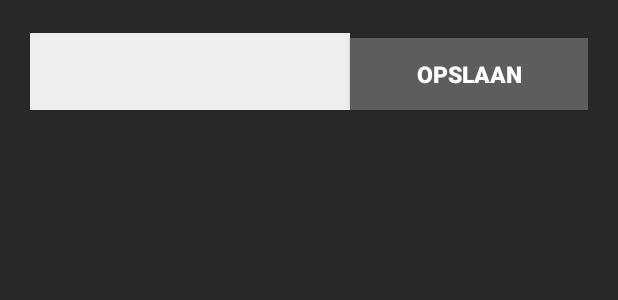
After one commit to pasibun/MatchFixing, an Android app: the layout groupControl.xml on its own in the app's theme, with its tools: preview values and no code run, on a phone screen of 412 x 824 dp. The commit adds this screen. Shown: the top 300 px of the screen. Run offline under Robolectric (Android 15) with nearby library versions, the phone set to English and light mode, and no system bars.

Commit message:
Create groupscreen and group object.

```diff
--- a/app/src/main/java/com/matchfixing/minor/matchfixing/Home.java
+++ b/app/src/main/java/com/matchfixing/minor/matchfixing/Home.java
@@ -40,7 +40,7 @@ public class Home extends Activity {
     }
 
     public void group_group(View view) {
-        startActivity(new Intent(this, Register.class));
+        startActivity(new Intent(this, Group.class));
     }
 
     public void matchmaker_matchmaker(View view) {
--- a/app/src/main/java/com/matchfixing/minor/matchfixing/Register.java
+++ b/app/src/main/java/com/matchfixing/minor/matchfixing/Register.java
@@ -41,7 +41,7 @@ public class Register extends Activity {
         PasswordCheck = passwordCheckField.getText().toString();
         Age = ageField.getText().toString();
         PlayerClass = playerClassField.getText().toString();
-        if (Password == PasswordCheck) {
+        if (Password.equals(PasswordCheck)) {
 
             BackGround b = new BackGround();
             b.execute(Name, Password, Age, PlayerClass);
--- /dev/null
+++ b/app/src/main/res/layout/groupControl.xml
@@ -0,0 +1,51 @@
+<?xml version="1.0" encoding="utf-8"?>
+<RelativeLayout xmlns:android="http://schemas.android.com/apk/res/android"
+    android:orientation="vertical"
+    android:layout_width="match_parent"
+    android:layout_height="match_parent"
+    android:background="#282828"
+    android:padding="20dp">
+
+    <TextView
+        android:layout_width="match_parent"
+        android:layout_height="wrap_content"
+        android:text=""
+        android:typeface="sans"
+        android:textSize="35sp"
+        android:textColor="#00aa55"
+        android:textStyle="bold"
+        android:gravity="center"
+        android:layout_above="@+id/btnProfile"
+        android:layout_marginTop="10dp"
+        android:padding="10dp"
+        android:id="@+id/name_field"/>
+
+    <Button
+        android:layout_width="match_parent"
+        android:layout_height="wrap_content"
+        android:textColor="#ffffff"
+        android:background="#5d5d5d"
+        android:textStyle="bold"
+        android:layout_toRightOf="@+id/createGroup"
+        android:textSize="15sp"
+        android:padding="10dp"
+        android:layout_marginTop="5dp"
+        android:id="@+id/btnProfile"
+        android:text="@string/CreateGroup"
+        android:onClick="group_group"
+        android:layout_alignParentRight="true"
+        android:layout_alignParentEnd="true" />
+
+    <EditText
+        android:layout_width="wrap_content"
+        android:layout_height="wrap_content"
+        android:inputType="textPersonName"
+        android:ems="10"
+        android:padding="13dp"
+        android:textColor="#ffffff"
+        android:background="#eee"
+        android:layout_alignBottom="@+id/btnProfile"
+        android:layout_alignParentLeft="true"
+        android:layout_alignParentStart="true"
+        android:id="@+id/createGroup" />
+</RelativeLayout>
--- a/app/src/main/res/values/strings.xml
+++ b/app/src/main/res/values/strings.xml
@@ -10,6 +10,7 @@
     <string name="Groups">Groepen beheren</string>
     <string name="Invites">Mijn uitnodigingen</string>
     <string name="Calender">Kalender</string>
+    <string name="CreateGroup">Opslaan</string>
 
 
 </resources>
```
Also changed, not shown: app/src/main/java/com/matchfixing/minor/matchfixing/Group.java (added, +35 -0 lines), app/src/main/java/com/matchfixing/minor/matchfixing/Groups_Object.java (added, +30 -0 lines).
